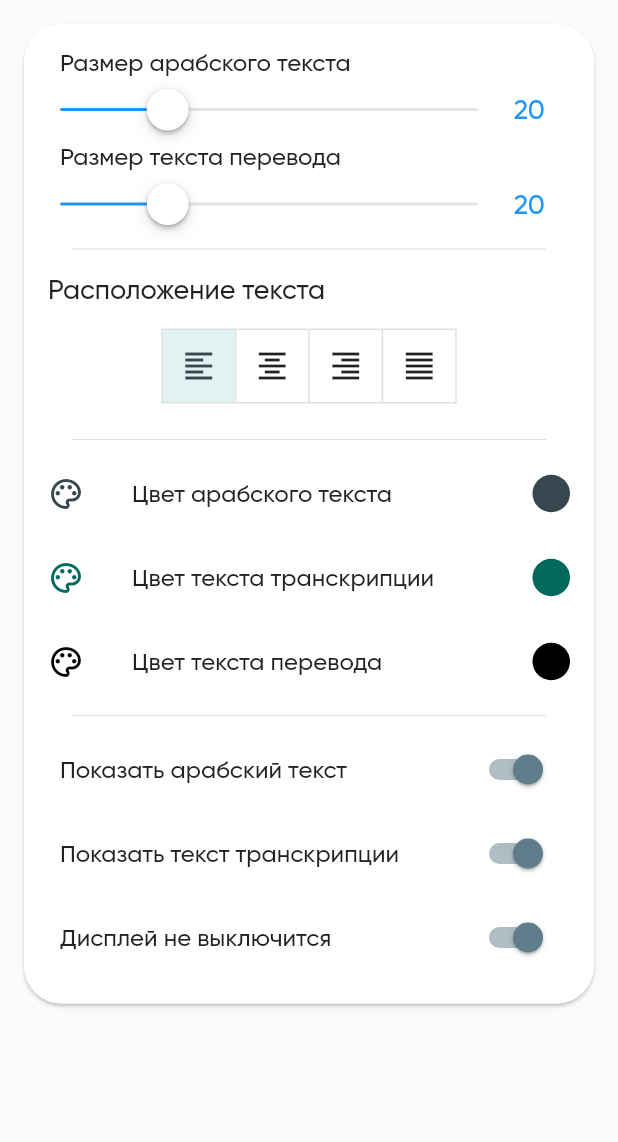
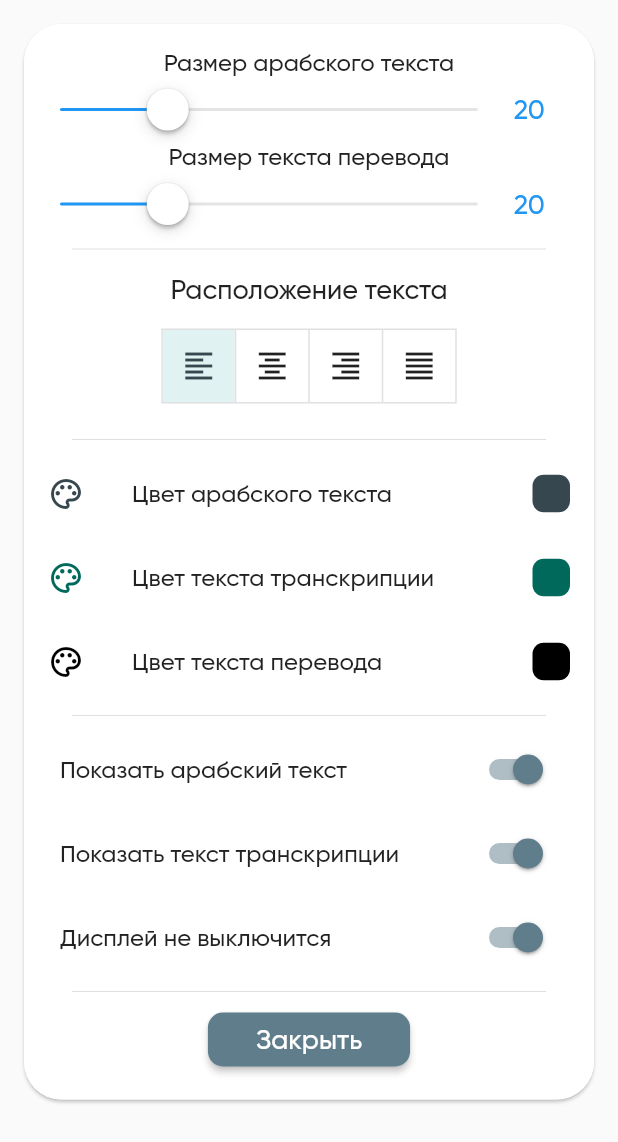
Before and after one commit to JMApps/fortress_of_the_muslim, a Flutter app: the AppSettings widget shown alone on an empty page, opened directly, after a tap on "Дисплей выключится", on a phone screen of 412 x 824 dp. Shown: the top 1142 px of the screen. Run offline on Flutter 3.47's test engine with Material 2 defaults, Android fonts, the phone set to English and light mode, and no system bars; our stand-ins replace assets_audio_player, flutter_html, flutter_linkify, percent_indicator, screenshot, scrollable_positioned_list and 4 more; missing offline and left inert: clipboard, draggable_fab, flip_box_bar_plus, o_color_picker; accounts and stored records are empty.

Commit message:
Fixes settings, added close button

```diff
--- a/lib/widget/app_settings.dart
+++ b/lib/widget/app_settings.dart
@@ -28,7 +28,6 @@ class AppSettings extends StatelessWidget {
               child: Padding(
                 padding: const EdgeInsets.all(16),
                 child: Column(
-                  crossAxisAlignment: CrossAxisAlignment.start,
                   children: [
                     const Padding(
                       padding: EdgeInsets.symmetric(horizontal: 8),
@@ -163,20 +162,20 @@ class AppSettings extends StatelessWidget {
                         width: 25,
                         height: 25,
                         decoration: BoxDecoration(
-                          borderRadius: BorderRadius.circular(25),
+                          borderRadius: BorderRadius.circular(7.5),
                           color: context
                               .watch<AppSettingsState>()
                               .getArabicTextColor,
                         ),
                         child: InkWell(
-                          borderRadius: BorderRadius.circular(25),
+                          borderRadius: BorderRadius.circular(7.5),
                           onTap: () {
                             showDialog(
                               context: context,
                               builder: (_) => AlertDialog(
                                 shape: const RoundedRectangleBorder(
                                   borderRadius: BorderRadius.all(
-                                    Radius.circular(25),
+                                    Radius.circular(7.5),
                                   ),
                                 ),
                                 content: OColorPicker(
@@ -216,20 +215,20 @@ class AppSettings extends StatelessWidget {
                         width: 25,
                         height: 25,
                         decoration: BoxDecoration(
-                          borderRadius: BorderRadius.circular(25),
+                          borderRadius: BorderRadius.circular(7.5),
                           color: context
                               .watch<AppSettingsState>()
                               .getTranscriptionTextColor,
                         ),
                         child: InkWell(
-                          borderRadius: BorderRadius.circular(25),
+                          borderRadius: BorderRadius.circular(7.5),
                           onTap: () {
                             showDialog(
                               context: context,
                               builder: (_) => AlertDialog(
                                 shape: const RoundedRectangleBorder(
                                   borderRadius: BorderRadius.all(
-                                    Radius.circular(25),
+                                    Radius.circular(7.5),
                                   ),
                                 ),
                                 content: OColorPicker(
@@ -269,19 +268,19 @@ class AppSettings extends StatelessWidget {
                         width: 25,
                         height: 25,
                         decoration: BoxDecoration(
-                            borderRadius: BorderRadius.circular(25),
+                            borderRadius: BorderRadius.circular(7.5),
                             color: context
                                 .watch<AppSettingsState>()
                                 .getTranslationTextColor),
                         child: InkWell(
-                          borderRadius: BorderRadius.circular(25),
+                          borderRadius: BorderRadius.circular(7.5),
                           onTap: () {
                             showDialog(
                               context: context,
                               builder: (_) => AlertDialog(
                                 shape: const RoundedRectangleBorder(
                                   borderRadius: BorderRadius.all(
-                                    Radius.circular(25),
+                                    Radius.circular(7.5),
                                   ),
                                 ),
                                 content: OColorPicker(
@@ -327,10 +326,16 @@ class AppSettings extends StatelessWidget {
                     SwitchListTile(
                       contentPadding: const EdgeInsets.symmetric(horizontal: 8),
                       activeColor: Colors.blueGrey,
-                      value: context.watch<AppSettingsState>().getIsTranscriptionTextShow,
+                      value: context
+                          .watch<AppSettingsState>()
+                          .getIsTranscriptionTextShow,
                       onChanged: (value) {
-                        context.read<AppSettingsState>().updateTranscriptionTextShowState(value);
-                        context.read<AppSettingsState>().saveTranscriptionTextShowState(value);
+                        context
+                            .read<AppSettingsState>()
+                            .updateTranscriptionTextShowState(value);
+                        context
+                            .read<AppSettingsState>()
+                            .saveTranscriptionTextShowState(value);
                       },
                       title: Text(context
                               .watch<AppSettingsState>()
@@ -339,16 +344,40 @@ class AppSettings extends StatelessWidget {
                           : 'Скрыть текст транскрипции'),
                     ),
                     SwitchListTile(
-                      contentPadding: const EdgeInsets.symmetric(horizontal: 8),
-                      value: context.watch<AppSettingsState>().getScreenWakelock,
-                      onChanged: (value) {
-                        context.read<AppSettingsState>().updateScreenWakeLock(value);
-                        context.read<AppSettingsState>().saveScreenWakeLock(value);
+                        contentPadding:
+                            const EdgeInsets.symmetric(horizontal: 8),
+                        value:
+                            context.watch<AppSettingsState>().getScreenWakelock,
+                        onChanged: (value) {
+                          context
+                              .read<AppSettingsState>()
+                              .updateScreenWakeLock(value);
+                          context
+                              .read<AppSettingsState>()
+                              .saveScreenWakeLock(value);
+                        },
+                        activeColor: Colors.blueGrey,
+                        title: Text(
+                            context.watch<AppSettingsState>().getScreenWakelock
+                                ? 'Дисплей не выключится'
+                                : 'Дисплей выключится')),
+                    const Divider(indent: 16, endIndent: 16),
+                    MaterialButton(
+                      shape: RoundedRectangleBorder(
+                        borderRadius: BorderRadius.circular(10),
+                      ),
+                      padding: EdgeInsets.symmetric(horizontal: 32),
+                      child: Text(
+                        'Закрыть',
+                        style: TextStyle(
+                          fontSize: 18,
+                          color: Colors.white,
+                        ),
+                      ),
+                      color: Colors.blueGrey,
+                      onPressed: () {
+                        Navigator.of(context).pop();
                       },
-                      activeColor: Colors.blueGrey,
-                      title: Text(context.watch<AppSettingsState>().getScreenWakelock
-                      ? 'Дисплей не выключится'
-                      : 'Дисплей выключится')
                     ),
                   ],
                 ),
```
